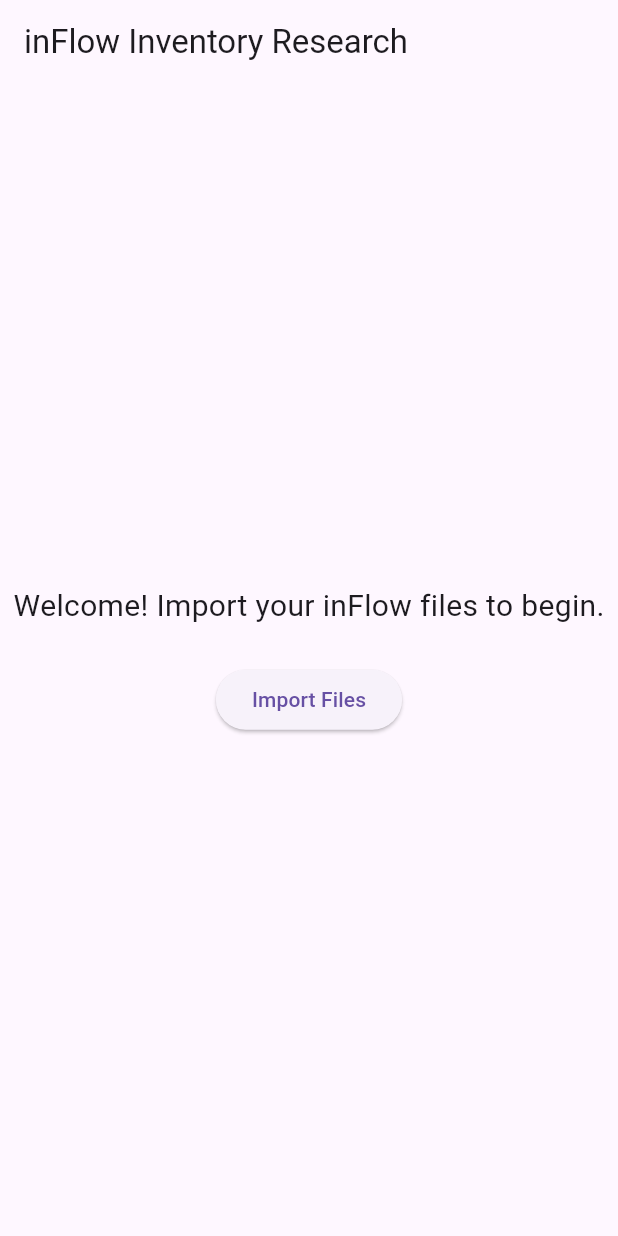
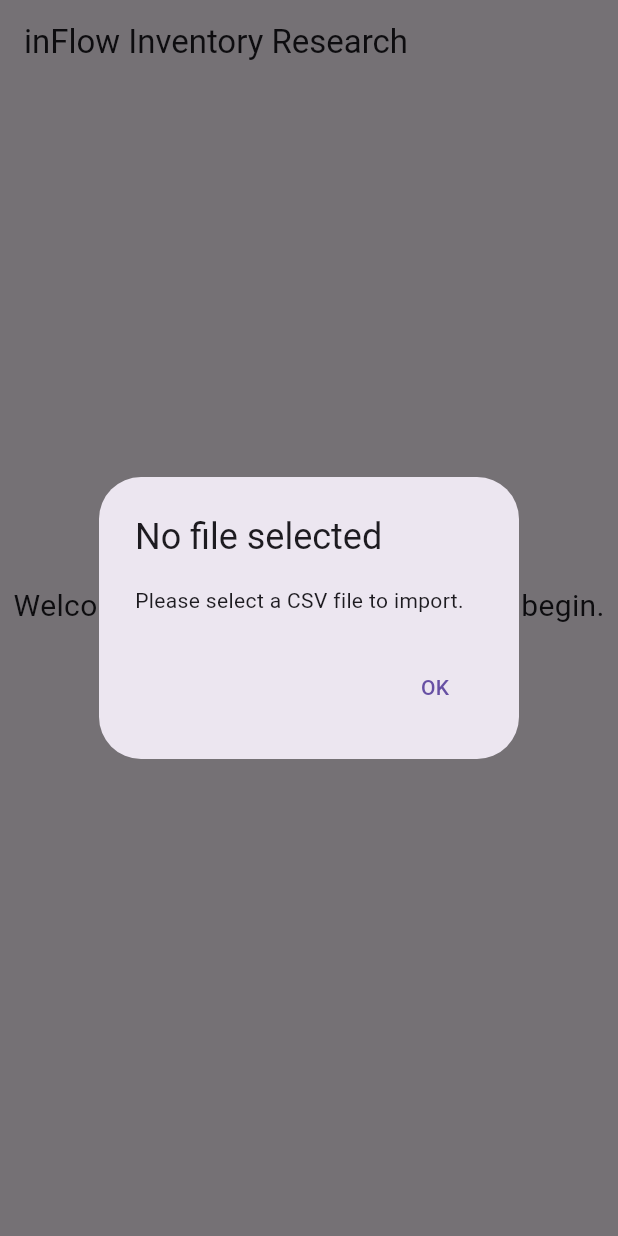
Before and after one commit to bytesnotbits/inFLow-research, a Flutter app: the screen it shows after launch, after a tap on "Import Files", on a phone screen of 412 x 824 dp. Run offline on Flutter 3.47's test engine with Material 3 defaults, Android fonts, the light colour scheme and no system bars; our stand-ins replace file_picker; missing offline and left inert: dart:html.

Commit message:
Your MVP is production-ready for basic inFlow data research. The app can:
Import and parse CSV files
Automatically detect and normalize dates
Map data to domain models
Show dataset statistics (row counts, date ranges)
Filter data by any column
Export filtered results
Handle errors gracefully

```diff
--- a/inflow_web/lib/main.dart
+++ b/inflow_web/lib/main.dart
@@ -8,6 +8,7 @@
 import 'services/column_inspector_service.dart';
 import 'services/dataset_analysis_service.dart';
 import 'services/csv_export_service.dart';
+import 'services/validation_service.dart';
 
 void main() {
   runApp(const InflowWebApp());
@@ -49,16 +50,37 @@
   List<String>? _headers;
   String? _fileName;
   String _searchQuery = '';
-  String? _searchColumn;  Future<void> _importFiles() async {
+  String? _searchColumn;
+
+  Future<void> _importFiles() async {
+    try {
       final files = await FileImportService.pickFiles();
-    if (files.isNotEmpty) {
-      // Only parse the first file for now
+      if (files.isEmpty) {
+        _showErrorDialog('No file selected', 'Please select a CSV file to import.');
+        return;
+      }
+
       final file = files.first;
+
+      // Validate file
+      final fileValidation = ValidationService.validateFile(file.name, file.size);
+      if (!fileValidation.isValid) {
+        _showErrorDialog('Invalid File', fileValidation.message);
+        return;
+      }
+
+      // Parse CSV
       var rows = CsvParserService.parseCsv(file);
+
+      // Validate parsed data
+      final dataValidation = ValidationService.validateCsvData(rows, rows.isNotEmpty ? rows.first.keys.toList() : []);
+      if (!dataValidation.isValid) {
+        _showErrorDialog('Invalid CSV Data', dataValidation.message);
+        return;
+      }
+
       // Guess common date columns
-      final dateColumns = rows.isNotEmpty
-          ? rows.first.keys.where((k) => k.toLowerCase().contains('date')).toList()
-          : <String>[];
+      final dateColumns = rows.first.keys.where((k) => k.toLowerCase().contains('date')).toList();
       rows = DataTransformService.transformRows(rows, dateColumns: dateColumns);
 
       // Map to domain models (try all types, filter nulls)
@@ -68,12 +90,12 @@
       final inventoryTransactions = rows.map(ModelMapperService.mapToInventoryTransaction).whereType<InventoryTransaction>().toList();
 
       // Analyze dataset
-      final analysis = DatasetAnalysisService.analyzeDataset(rows, rows.isNotEmpty ? rows.first.keys.toList() : []);
+      final analysis = DatasetAnalysisService.analyzeDataset(rows, rows.first.keys.toList());
 
       setState(() {
         _parsedRows = rows;
         _filteredRows = rows;
-        _headers = rows.isNotEmpty ? rows.first.keys.toList() : [];
+        _headers = rows.first.keys.toList();
         _fileName = file.name;
         _searchQuery = '';
         _searchColumn = null;
@@ -83,7 +105,33 @@
         _inventoryTransactions = inventoryTransactions;
         _analysis = analysis;
       });
+
+      _showSuccessSnackBar('File imported successfully!');
+    } catch (e) {
+      _showErrorDialog('Import Error', 'An unexpected error occurred: $e');
     }
+  }
+
+  void _showErrorDialog(String title, String message) {
+    showDialog(
+      context: context,
+      builder: (context) => AlertDialog(
+        title: Text(title),
+        content: Text(message),
+        actions: [
+          TextButton(
+            onPressed: () => Navigator.of(context).pop(),
+            child: const Text('OK'),
+          ),
+        ],
+      ),
+    );
+  }
+
+  void _showSuccessSnackBar(String message) {
+    ScaffoldMessenger.of(context).showSnackBar(
+      SnackBar(content: Text(message), backgroundColor: Colors.green),
+    );
   }
 
   void _filterRows() {
@@ -240,15 +288,19 @@
                         ElevatedButton(
                           onPressed: () {
                             if (_filteredRows != null && _headers != null) {
+                              try {
                                 final exportFileName = _fileName?.replaceFirst(RegExp(r'\.[^.]*$'), '') ?? 'export';
                                 CsvExportService.exportToCsv(
                                   _filteredRows!,
                                   _headers!,
                                   '$exportFileName-${DateTime.now().millisecondsSinceEpoch}.csv',
                                 );
-                              ScaffoldMessenger.of(context).showSnackBar(
-                                const SnackBar(content: Text('CSV exported successfully!')),
-                              );
+                                _showSuccessSnackBar('CSV exported successfully!');
+                              } catch (e) {
+                                _showErrorDialog('Export Error', 'Failed to export CSV: $e');
+                              }
+                            } else {
+                              _showErrorDialog('Export Error', 'No data available to export.');
                             }
                           },
                           child: const Text('Export as CSV'),
--- /dev/null
+++ b/inflow_web/lib/services/validation_service.dart
@@ -0,0 +1,47 @@
+class ValidationService {
+  static const int maxFileSize = 33 * 1024 * 1024; // 33MB
+  static const List<String> supportedExtensions = ['csv'];
+
+  static ValidationResult validateFile(String? fileName, int? fileSizeBytes) {
+    if (fileName == null || fileName.isEmpty) {
+      return ValidationResult(isValid: false, message: 'File name is empty.');
+    }
+
+    final extension = fileName.split('.').last.toLowerCase();
+    if (!supportedExtensions.contains(extension)) {
+      return ValidationResult(
+        isValid: false,
+        message: 'Unsupported file format: .$extension. Supported formats: ${supportedExtensions.join(', ')}',
+      );
+    }
+
+    if (fileSizeBytes != null && fileSizeBytes > maxFileSize) {
+      final sizeMb = (fileSizeBytes / (1024 * 1024)).toStringAsFixed(2);
+      return ValidationResult(
+        isValid: false,
+        message: 'File size ($sizeMb MB) exceeds maximum limit (33 MB).',
+      );
+    }
+
+    return ValidationResult(isValid: true, message: 'File is valid.');
+  }
+
+  static ValidationResult validateCsvData(List<Map<String, String>> rows, List<String> headers) {
+    if (rows.isEmpty) {
+      return ValidationResult(isValid: false, message: 'CSV file contains no data rows.');
+    }
+
+    if (headers.isEmpty) {
+      return ValidationResult(isValid: false, message: 'CSV file contains no headers.');
+    }
+
+    return ValidationResult(isValid: true, message: 'CSV data is valid.');
+  }
+}
+
+class ValidationResult {
+  final bool isValid;
+  final String message;
+
+  ValidationResult({required this.isValid, required this.message});
+}
```
Lines whose indentation alone changed are shown as unchanged.
